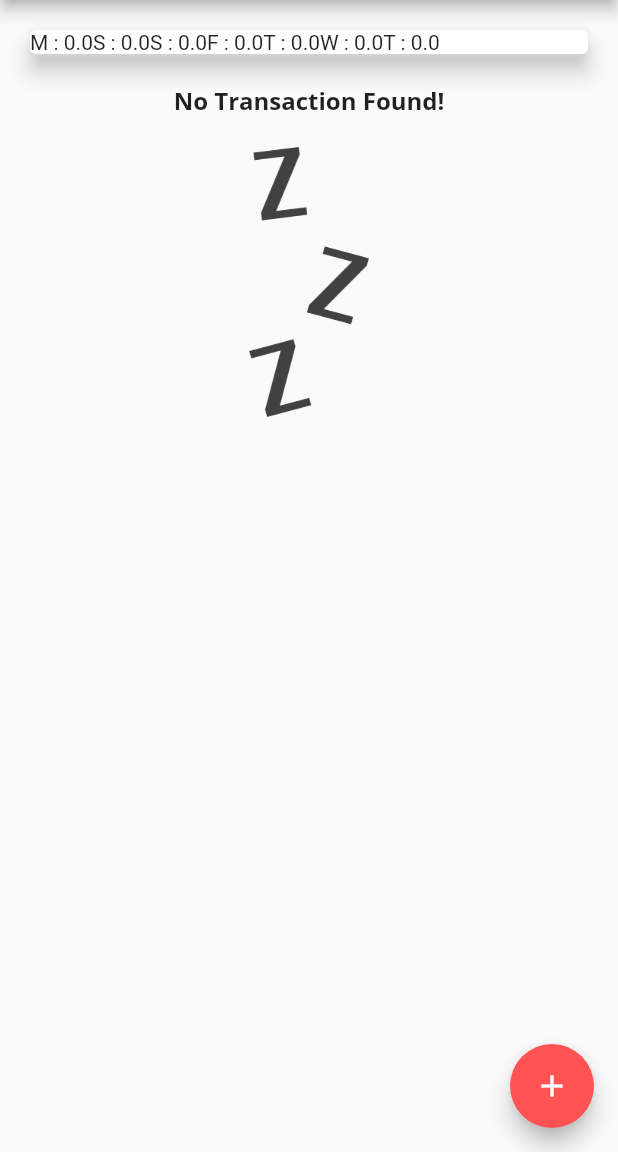
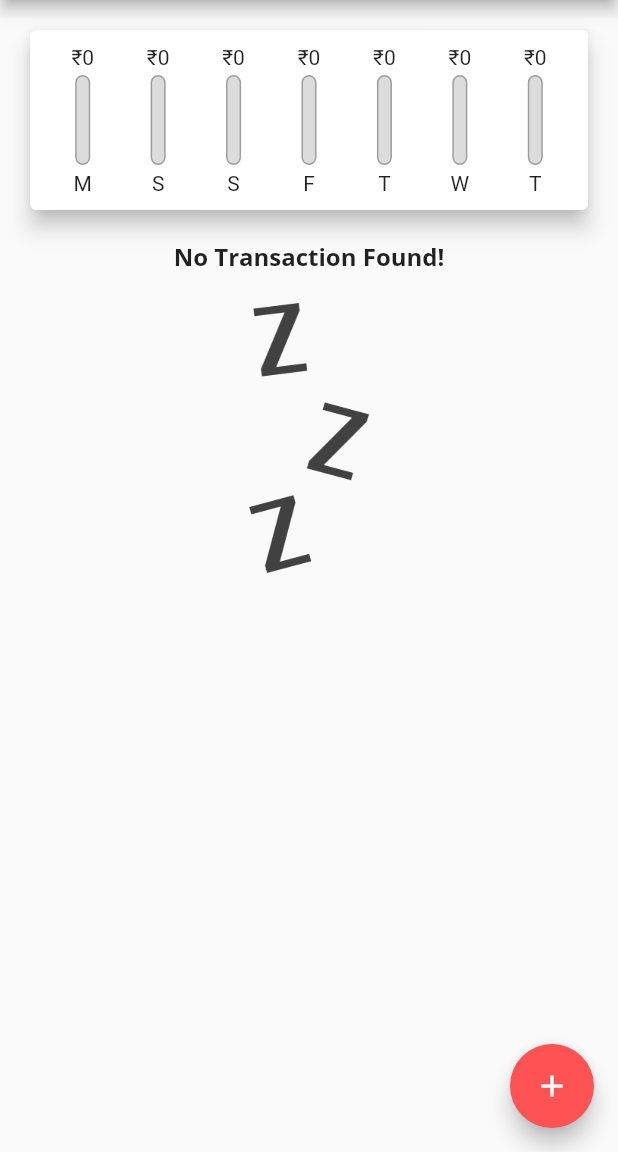
Before and after one commit to Debadrita438/flutter-expense-app, a Flutter app: the screen it shows after launch, on a phone screen of 412 x 824 dp, the part 84-1236 px from its top. Run offline on Flutter 3.47's test engine with Material 2 defaults, Android fonts, the phone set to English and light mode, and no system bars.

Commit message:
implemented chart bar

```diff
--- a/lib/widgets/chart.dart
+++ b/lib/widgets/chart.dart
@@ -2,6 +2,7 @@ import 'package:flutter/material.dart';
 import 'package:intl/intl.dart';
 
 import '../models/transaction.dart';
+import './chart_bar.dart';
 
 class Chart extends StatelessWidget {
   final List<Transaction> recentTransactions;
@@ -27,16 +28,35 @@ class Chart extends StatelessWidget {
     });
   }
 
+  double get totalSpending {
+    return groupedTransactionValues.fold(0.0, (sum, item) {
+      return sum + (item['amount'] as double);
+    });
+  }
+
   @override
   Widget build(BuildContext context) {
     print(groupedTransactionValues);
     return Card(
       elevation: 6,
       margin: EdgeInsets.all(20),
-      child: Row(
-        children: groupedTransactionValues.map((data) {
-          return Text('${data['day']} : ${data['amount'].toString()}');
-        }).toList(),
+      child: Padding(
+        padding: EdgeInsets.all(10),
+        child: Row(
+          mainAxisAlignment: MainAxisAlignment.spaceEvenly,
+          children: groupedTransactionValues.map((data) {
+            return Flexible(
+              fit: FlexFit.tight,
+              child: ChartBar(
+                label: (data['day'] as String),
+                spendingAmount: (data['amount'] as double),
+                spendingPctOfTotal: totalSpending == 0.0
+                    ? 0.0
+                    : (data['amount'] as double) / totalSpending,
+              ),
+            );
+          }).toList(),
+        ),
       ),
     );
   }
--- a/lib/widgets/chart_bar.dart
+++ b/lib/widgets/chart_bar.dart
@@ -14,6 +14,39 @@ class ChartBar extends StatelessWidget {
 
   @override
   Widget build(BuildContext context) {
-    return Container();
+    return Column(
+      children: [
+        FittedBox(
+          child: Text('₹${spendingAmount.toStringAsFixed(0)}'),
+        ),
+        SizedBox(height: 4),
+        Container(
+          height: 60,
+          width: 10,
+          child: Stack(
+            children: [
+              Container(
+                decoration: BoxDecoration(
+                  border: Border.all(color: Colors.grey, width: 1.0),
+                  color: Color.fromRGBO(220, 220, 220, 1),
+                  borderRadius: BorderRadius.circular(10),
+                ),
+              ),
+              FractionallySizedBox(
+                heightFactor: spendingPctOfTotal,
+                child: Container(
+                  decoration: BoxDecoration(
+                    color: Theme.of(context).colorScheme.secondary,
+                    borderRadius: BorderRadius.circular(10),
+                  ),
+                ),
+              ),
+            ],
+          ),
+        ),
+        SizedBox(height: 4),
+        Text(label)
+      ],
+    );
   }
 }
```
